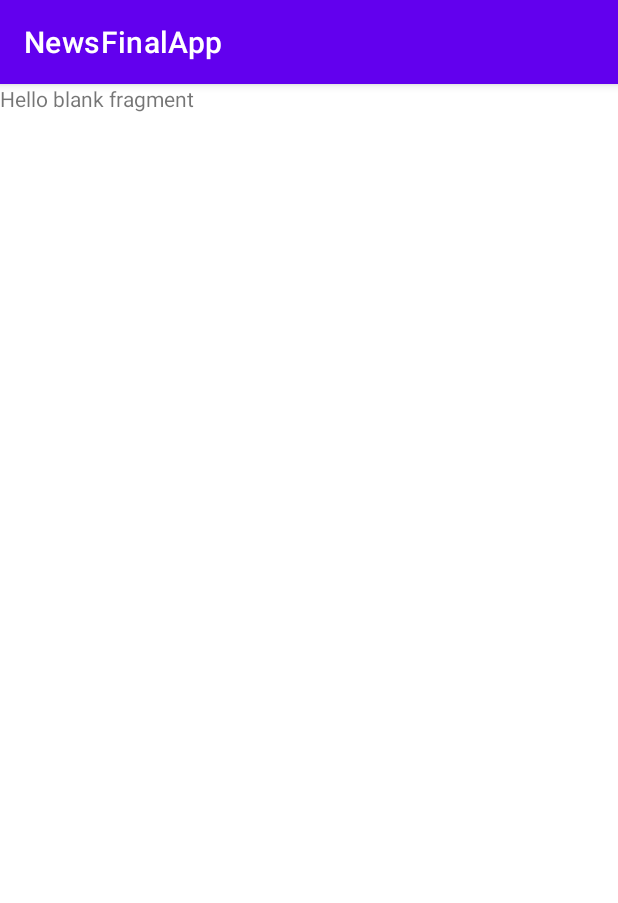
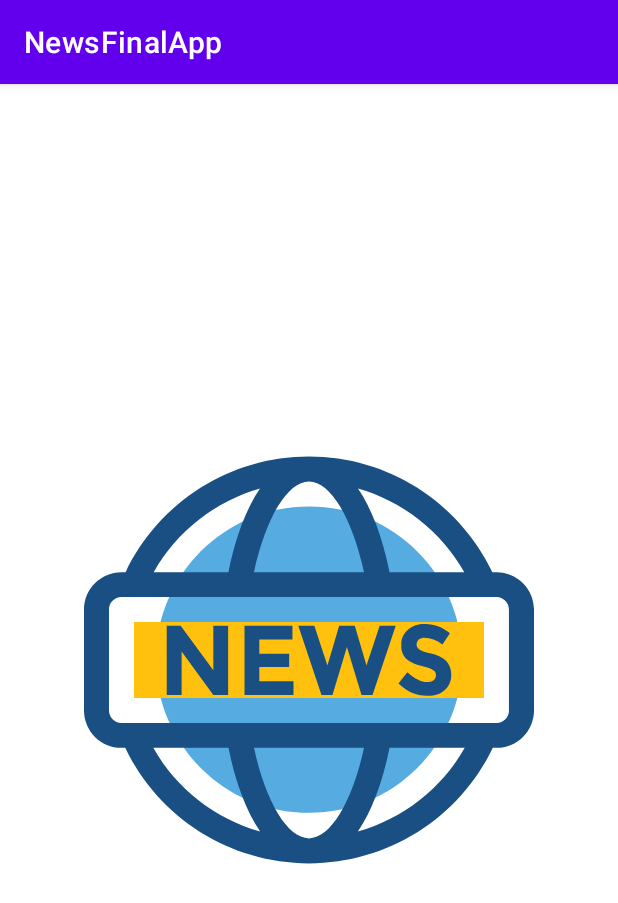
Before and after one commit to vaqiftaqiyev13/NewsFinalApp, an Android app: the fragment SplashScreenFragment shown on its own in the app's theme, on a phone screen of 412 x 824 dp. Shown: the top 903 px of the screen. Run offline under Robolectric (Android 15) with nearby library versions, the phone set to English and light mode, and no system bars.

Commit message:
[MASTER] logo for app and navigation component add-ed to project

```diff
--- /dev/null
+++ b/app/src/main/res/drawable/news_broadcast_svgrepo_com.xml
@@ -0,0 +1,17 @@
+<vector android:height="300dp" android:viewportHeight="508"
+    android:viewportWidth="508" android:width="300dp" xmlns:android="http://schemas.android.com/apk/res/android">
+    <path android:fillColor="#FFFFFF" android:pathData="M316.1,353.2H191.9c13.2,60.9 37.8,102.2 62.1,102.2C278.3,455.4 302.9,414.1 316.1,353.2z"/>
+    <path android:fillColor="#FFFFFF" android:pathData="M78.2,353.2c26.2,46.5 69.8,80.1 120.6,94.5c-15.4,-22.5 -27.7,-54.7 -35.7,-94.5H78.2z"/>
+    <path android:fillColor="#FFFFFF" android:pathData="M429.8,353.2h-84.9c-8,39.8 -20.4,72 -35.7,94.5C360,433.4 403.6,399.7 429.8,353.2z"/>
+    <path android:fillColor="#FFFFFF" android:pathData="M429.3,154.8c-26.3,-46.4 -69.6,-80 -120,-94.4c15.3,22.4 27.7,54.7 35.6,94.4H429.3z"/>
+    <path android:fillColor="#FFFFFF" android:pathData="M163.1,154.8c8,-39.7 20.3,-71.9 35.7,-94.4c-50.4,14.4 -93.8,48 -120,94.4H163.1z"/>
+    <path android:fillColor="#FFFFFF" android:pathData="M479.8,310.9V197.1c0,-7.8 -6.3,-14.1 -14.1,-14.1H42.3c-7.8,0 -14.1,6.3 -14.1,14.1v113.8c0,7.8 6.3,14.1 14.1,14.1h423.3C473.4,325 479.8,318.7 479.8,310.9z"/>
+    <path android:fillColor="#FFFFFF" android:pathData="M254,52.6c-24.3,0 -48.9,41.3 -62.1,102.2h124.2C302.9,93.9 278.3,52.6 254,52.6z"/>
+    <path android:fillColor="#56ACE0" android:pathData="M254,426.5c-95.3,0 -172.9,-77.5 -172.9,-172.9S158.7,80.8 254,80.8s172.9,77.5 172.9,172.9S349.3,426.5 254,426.5z"/>
+    <path android:fillColor="#FFC10D" android:pathData="M56.4,211.2h395.1v85.6h-395.1z"/>
+    <path android:fillColor="#194F82" android:pathData="M465.7,154.8H461C422.8,75.3 342.7,24.4 254,24.4S85.1,75.3 47,154.8h-4.7C19,154.8 0,173.7 0,197.1v113.8c0,23.3 19,42.3 42.3,42.3h4.2c38,79.5 118.4,130.4 207.5,130.4c89.2,0 169.5,-50.9 207.5,-130.4h4.2c23.3,0 42.3,-19 42.3,-42.3V197.1C508,173.7 489,154.8 465.7,154.8zM429.3,154.8h-84.4c-8,-39.7 -20.3,-71.9 -35.6,-94.4C359.7,74.7 403,108.4 429.3,154.8zM254,52.6c24.3,0 48.9,41.3 62.1,102.2H191.9C205.1,93.9 229.7,52.6 254,52.6zM198.7,60.4c-15.3,22.4 -27.7,54.7 -35.7,94.4H78.7C105,108.4 148.3,74.7 198.7,60.4zM78.2,353.2h84.9c8,39.8 20.4,72 35.7,94.5C148,433.4 104.4,399.7 78.2,353.2zM254,455.4c-24.3,0 -48.9,-41.3 -62.1,-102.2h124.2C302.9,414.1 278.3,455.4 254,455.4zM309.2,447.7c15.4,-22.5 27.7,-54.7 35.7,-94.5h84.9C403.6,399.7 360,433.4 309.2,447.7zM479.8,310.9c0,7.8 -6.3,14.1 -14.1,14.1H42.3c-7.8,0 -14.1,-6.3 -14.1,-14.1V197.1c0,-7.8 6.3,-14.1 14.1,-14.1h423.3c7.8,0 14.1,6.3 14.1,14.1v113.8H479.8z"/>
+    <path android:fillColor="#194F82" android:pathData="M146,265.7l-36.9,-50.4l-15.7,0l0,78.3l16.8,0l0,-49.1l35.8,49.1l16.7,0l0,-78.3l-16.7,0z"/>
+    <path android:fillColor="#194F82" android:pathData="M197.9,261.9l33.7,0l0,-14.9l-33.7,0l0,-16.1l37.4,0l0,-15.6l-54.1,0l0,78.3l55.3,0l0,-15.5l-38.6,0z"/>
+    <path android:fillColor="#194F82" android:pathData="M318.9,260.3l-13.2,-45l-17.6,0l-13.3,45l-14.8,-45l-18.1,0l26.2,78.3l12.4,0l16.3,-54.4l16.5,54.4l12.4,0l26.2,-78.3l-18.1,0z"/>
+    <path android:fillColor="#194F82" android:pathData="M392,246.6c-8.2,-1.9 -16.5,-3.8 -16.6,-10.2c0.5,-5.4 3.9,-7.5 9,-7.6c6.9,0 13.7,2.6 20.2,7.7l8.5,-12.8c-8,-6.2 -17,-10.4 -28.1,-10.3c-12.5,-0.6 -27,7.6 -26.8,23.2c-1,15.4 10.4,21.4 25.2,24.8c9.2,2 14.5,5.1 13.9,9.8c0.1,5.2 -4.6,7.7 -9.9,7.7c-6.9,0 -14.3,-3.7 -22.4,-11.1l-10,12.8c9.5,9.2 20.2,13.8 32.1,13.8c15.1,0.7 27.6,-8.8 27.5,-23.6C414.8,257.3 406.3,250 392,246.6z"/>
+</vector>
--- a/app/src/main/res/layout/fragment_splash_screen.xml
+++ b/app/src/main/res/layout/fragment_splash_screen.xml
@@ -1,14 +1,22 @@
 <?xml version="1.0" encoding="utf-8"?>
-<FrameLayout xmlns:android="http://schemas.android.com/apk/res/android"
+<androidx.constraintlayout.widget.ConstraintLayout xmlns:android="http://schemas.android.com/apk/res/android"
+    xmlns:app="http://schemas.android.com/apk/res-auto"
     xmlns:tools="http://schemas.android.com/tools"
     android:layout_width="match_parent"
     android:layout_height="match_parent"
     tools:context=".ui.splashscreen.SplashScreenFragment">
 
-    <!-- TODO: Update blank fragment layout -->
-    <TextView
-        android:layout_width="match_parent"
-        android:layout_height="match_parent"
-        android:text="@string/hello_blank_fragment" />
+    <ImageView
+        android:id="@+id/splash_icon"
+        android:layout_width="wrap_content"
+        android:layout_height="wrap_content"
+        android:src="@drawable/news_broadcast_svgrepo_com"
+        app:layout_constraintBottom_toBottomOf="parent"
+        app:layout_constraintEnd_toEndOf="parent"
+        app:layout_constraintHorizontal_bias="0.5"
+        app:layout_constraintStart_toStartOf="parent"
+        app:layout_constraintTop_toTopOf="parent"
+        app:layout_constraintVertical_bias="0.5" />
 
-</FrameLayout>
+
+</androidx.constraintlayout.widget.ConstraintLayout>
--- /dev/null
+++ b/app/src/main/res/navigation/navgraph.xml
@@ -0,0 +1,6 @@
+<?xml version="1.0" encoding="utf-8"?>
+<navigation xmlns:android="http://schemas.android.com/apk/res/android"
+    xmlns:app="http://schemas.android.com/apk/res-auto"
+    android:id="@+id/navgraph">
+
+</navigation>
```
